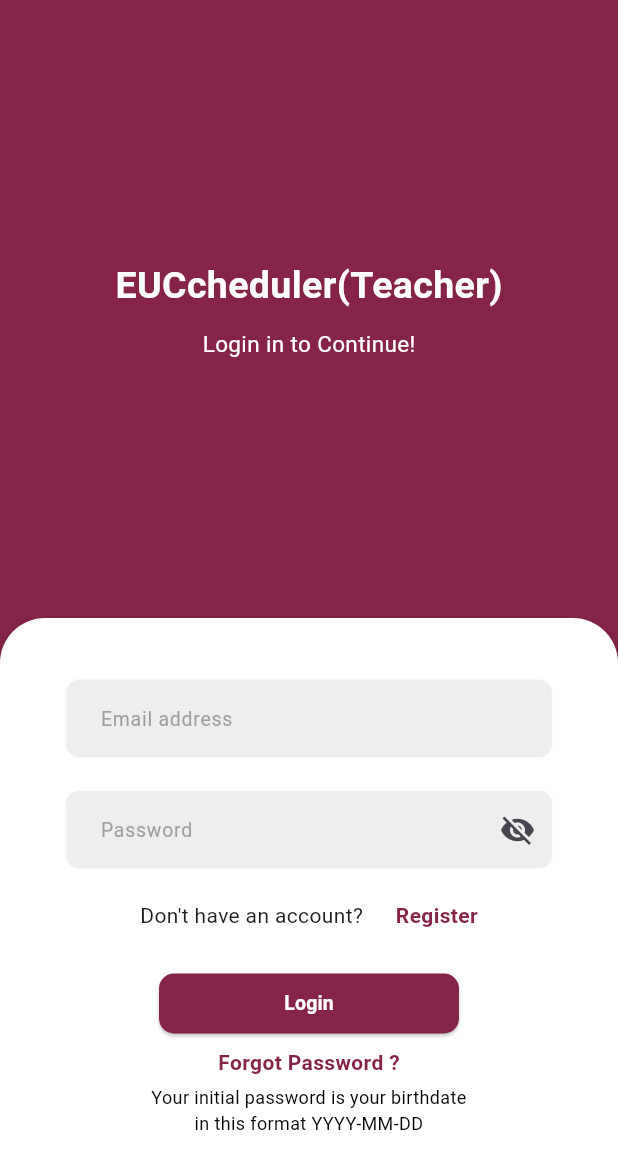
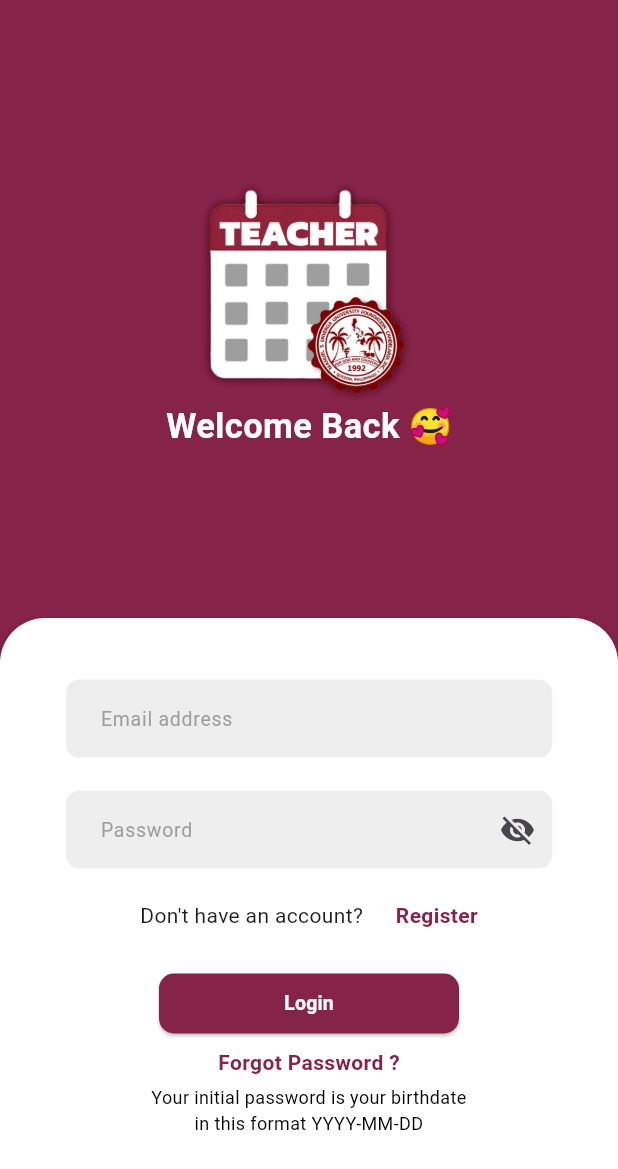
Before and after one commit to gabrielSantoc/EUCcheduler-Teacher-, a Flutter app: the screen it shows after launch, on a phone screen of 412 x 824 dp. Shown: the top 1169 px of the screen. Run offline on Flutter 3.47's test engine with Material 3 defaults, Android fonts, the phone set to English and light mode, and no system bars; our stand-ins replace badges, flutter_dotenv, hive, hive_flutter, image_picker, loading_animation_widget and 2 more; accounts and stored records are empty.

Commit message:
add logo in loginscreen

```diff
--- a/lib/auth/login.dart
+++ b/lib/auth/login.dart
@@ -120,35 +120,34 @@ class _LoginScreenState extends State<LoginScreen> {
               color: MAROON,
               height: MediaQuery.of(context).size.height * 0.5,
 
-              child: const Column(
-
+              child: Column(
                 mainAxisAlignment: MainAxisAlignment.center,
 
                 children: [
 
-                  Text(
-                    "EUCcheduler(Teacher)",
+
+
+                  SizedBox(
+                    height: MediaQuery.of(context).size.height * 0.19, // 10% of screen height
+                    child: const Image(
+                      image: AssetImage("assets/images/app-logo-3.png"),
+                      fit: BoxFit.contain, // Ensures the image scales proportionally
+
+                    ),
+                  ),
+
+                  const Text(
+                    "Welcome Back 🥰",
                     style: TextStyle(
-                      fontSize: 25,
+                      fontSize: 23,
                       fontWeight: FontWeight.bold,
                       color: Colors.white,
                     ),
                   ),
 
-                  SizedBox(height: 10),
-
-                  Text(
-                    "Login in to Continue!",
-                    style: TextStyle(
-                      fontSize: 15,
-                      fontWeight: FontWeight.normal,
-                      color: Colors.white,
-                    ),
-                  ),
                 ],
               ),
             ),
-
 
             // BOTTOM MAROON CONTAINER
             Container(
```
Also changed, not shown: assets/images/app-logo-3.png (added).
